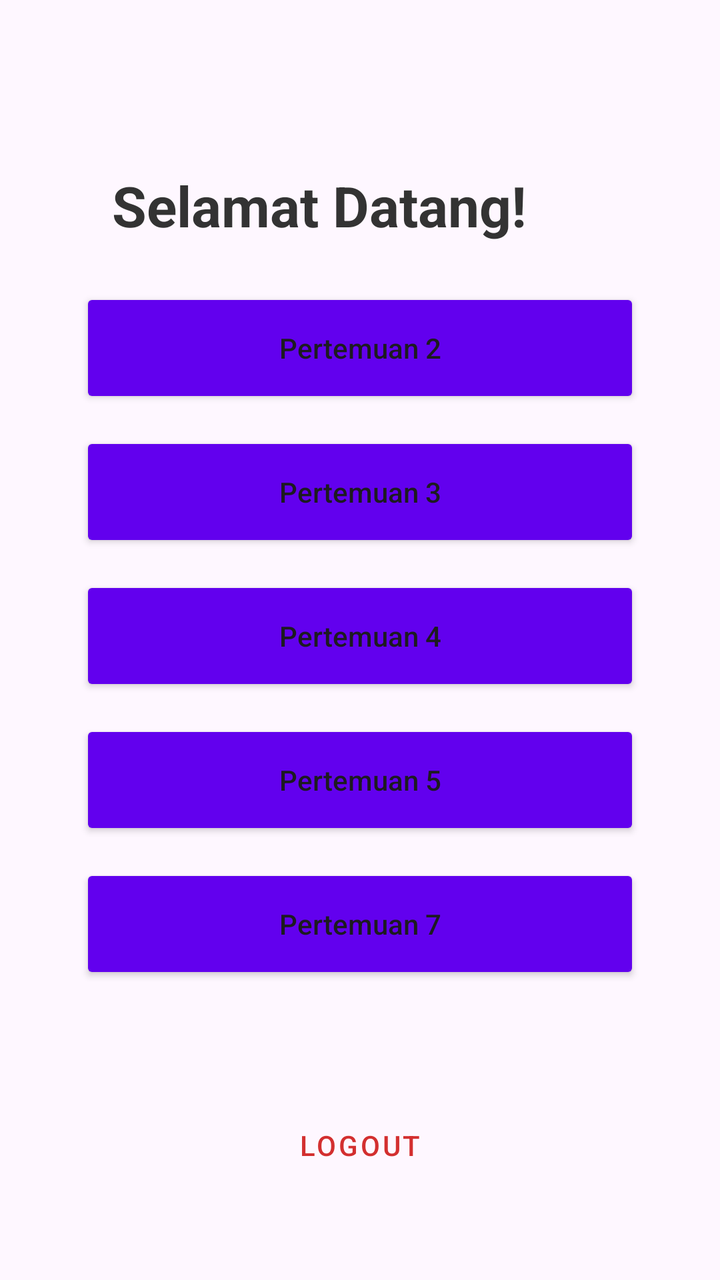
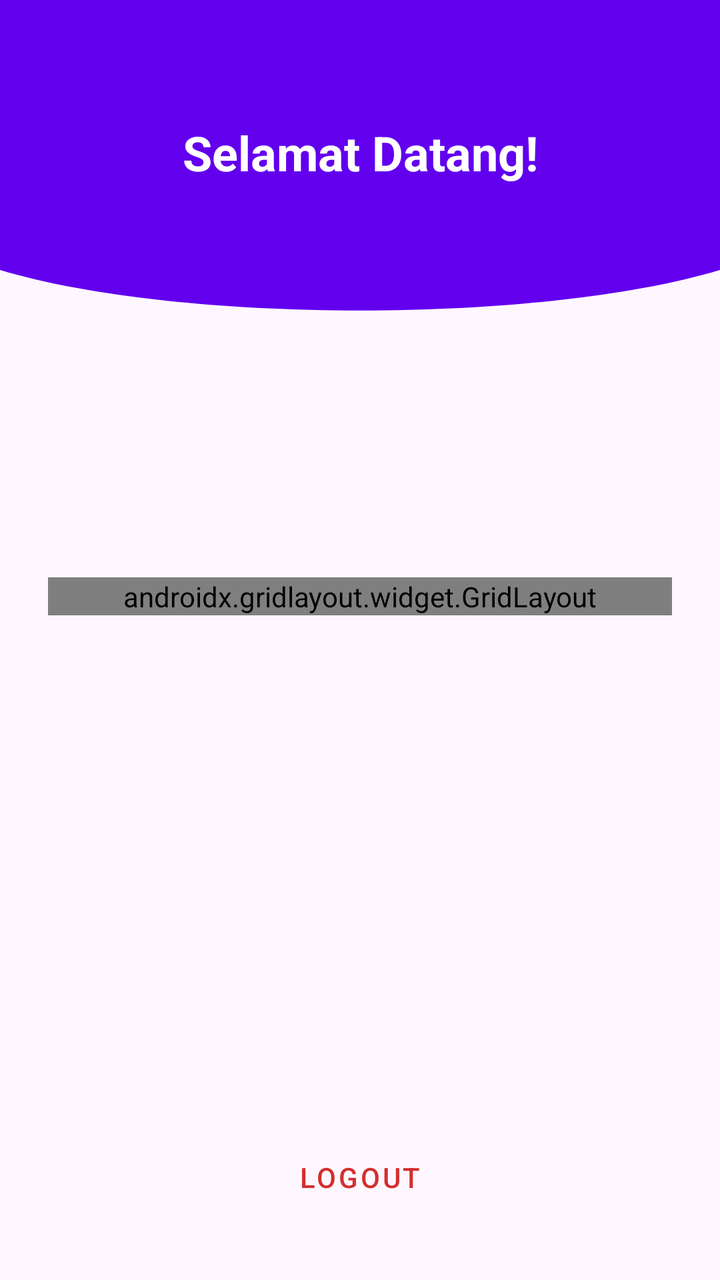

Screens rendered from an Android XML layout before and after an edit, with the pre-edit source and the edit as a unified diff.
<!-- AndroidManifest.xml: application theme Theme.NaailaApps -->
<!-- res/layout/fragment_home.xml -->
<?xml version="1.0" encoding="utf-8"?>
<androidx.constraintlayout.widget.ConstraintLayout
    xmlns:android="http://schemas.android.com/apk/res/android"
    xmlns:app="http://schemas.android.com/apk/res-auto"
    xmlns:tools="http://schemas.android.com/tools"
    android:id="@+id/main"
    android:layout_width="match_parent"
    android:layout_height="match_parent"
    android:padding="24dp"
    tools:context=".Home.HomeFragment">

    <TextView
        android:id="@+id/tvWelcome"
        android:layout_width="wrap_content"
        android:layout_height="wrap_content"
        android:layout_marginTop="60dp"
        android:layout_marginStart="32dp"
        android:text="Selamat Datang!"
        android:textColor="#333333"
        android:textSize="28sp"
        android:textStyle="bold"
        app:layout_constraintStart_toStartOf="parent"
        app:layout_constraintTop_toTopOf="parent" />

    <LinearLayout
        android:layout_width="match_parent"
        android:layout_height="wrap_content"
        android:orientation="vertical"
        android:layout_marginHorizontal="16dp"
        app:layout_constraintBottom_toTopOf="@id/btnLogout"
        app:layout_constraintTop_toBottomOf="@id/tvWelcome"
        app:layout_constraintVertical_bias="0.3">

        <Button
            android:id="@+id/btnToSecond"
            android:layout_width="match_parent"
            android:layout_height="60dp"
            android:layout_marginBottom="12dp"
            android:backgroundTint="#6200EE"
            android:text="Pertemuan 2"
            android:textAllCaps="false"
            app:cornerRadius="12dp" />

        <Button
            android:id="@+id/btnToThird"
            android:layout_width="match_parent"
            android:layout_height="60dp"
            android:layout_marginBottom="12dp"
            android:backgroundTint="#6200EE"
            android:text="Pertemuan 3"
            android:textAllCaps="false"
            app:cornerRadius="12dp" />

        <Button
            android:id="@+id/btnToFourth"
            android:layout_width="match_parent"
            android:layout_height="60dp"
            android:layout_marginBottom="12dp"
            android:backgroundTint="#6200EE"
            android:text="Pertemuan 4"
            android:textAllCaps="false"
            app:cornerRadius="12dp" />

        <Button
            android:id="@+id/btnToFifth"
            android:layout_width="match_parent"
            android:layout_height="60dp"
            android:layout_marginBottom="12dp"
            android:backgroundTint="#6200EE"
            android:text="Pertemuan 5"
            android:textAllCaps="false"
            app:cornerRadius="12dp" />

        <Button
            android:id="@+id/btnToSeven"
            android:layout_width="match_parent"
            android:layout_height="60dp"
            android:backgroundTint="#6200EE"
            android:text="Pertemuan 7"
            android:textAllCaps="false"
            app:cornerRadius="12dp" />

    </LinearLayout>

    <Button
        android:id="@+id/btnLogout"
        style="@style/Widget.MaterialComponents.Button.OutlinedButton"
        android:layout_width="match_parent"
        android:layout_height="55dp"
        android:layout_marginHorizontal="16dp"
        android:layout_marginBottom="16dp"
        android:text="Logout"
        android:textColor="#D32F2F"
        app:cornerRadius="12dp"
        app:layout_constraintBottom_toBottomOf="parent"
        app:layout_constraintStart_toStartOf="parent"
        app:layout_constraintEnd_toEndOf="parent"
        app:strokeColor="#D32F2F" />


</androidx.constraintlayout.widget.ConstraintLayout>
<!-- resources referenced by this layout -->
<resources>
  <style name="Theme.NaailaApps" parent="Base.Theme.NaailaApps" />
  <style name="Base.Theme.NaailaApps" parent="Theme.Material3.DayNight.NoActionBar">
          
          
      </style>
</resources>

<!-- the commit's change to res/layout/fragment_home.xml (unified diff, before → after) -->
@@ -6,29 +6,41 @@
     android:id="@+id/main"
     android:layout_width="match_parent"
     android:layout_height="match_parent"
-    android:padding="24dp"
     tools:context=".Home.HomeFragment">
+
+    <View
+        android:id="@+id/background_header"
+        android:layout_width="0dp"
+        android:layout_height="180dp"
+        android:background="@drawable/bg_header_setengah_lingkaran"
+        android:backgroundTint="#6200EE"
+        app:layout_constraintEnd_toEndOf="parent"
+        app:layout_constraintStart_toStartOf="parent"
+        app:layout_constraintTop_toTopOf="parent" />
 
     <TextView
         android:id="@+id/tvWelcome"
         android:layout_width="wrap_content"
         android:layout_height="wrap_content"
         android:layout_marginTop="60dp"
-        android:layout_marginStart="32dp"
         android:text="Selamat Datang!"
-        android:textColor="#333333"
-        android:textSize="28sp"
+        android:textColor="#FFFFFF"
+        android:textSize="24sp"
         android:textStyle="bold"
+        app:layout_constraintEnd_toEndOf="parent"
         app:layout_constraintStart_toStartOf="parent"
         app:layout_constraintTop_toTopOf="parent" />
 
-    <LinearLayout
-        android:layout_width="match_parent"
+    <androidx.gridlayout.widget.GridLayout
+        android:id="@+id/menuGrid"
+        android:layout_width="0dp"
         android:layout_height="wrap_content"
-        android:orientation="vertical"
-        android:layout_marginHorizontal="16dp"
+        android:layout_marginHorizontal="24dp"
+        app:columnCount="1"
         app:layout_constraintBottom_toTopOf="@id/btnLogout"
-        app:layout_constraintTop_toBottomOf="@id/tvWelcome"
+        app:layout_constraintEnd_toEndOf="parent"
+        app:layout_constraintStart_toStartOf="parent"
+        app:layout_constraintTop_toBottomOf="@id/background_header"
         app:layout_constraintVertical_bias="0.3">
 
         <Button
@@ -75,27 +87,36 @@
             android:id="@+id/btnToSeven"
             android:layout_width="match_parent"
             android:layout_height="60dp"
+            android:layout_marginBottom="12dp"
             android:backgroundTint="#6200EE"
             android:text="Pertemuan 7"
             android:textAllCaps="false"
             app:cornerRadius="12dp" />
 
-    </LinearLayout>
+        <Button
+            android:id="@+id/btnToNinth"
+            android:layout_width="match_parent"
+            android:layout_height="60dp"
+            android:backgroundTint="#6200EE"
+            android:text="Pertemuan 9"
+            android:textAllCaps="false"
+            app:cornerRadius="12dp" />
+
+    </androidx.gridlayout.widget.GridLayout>
 
     <Button
         android:id="@+id/btnLogout"
         style="@style/Widget.MaterialComponents.Button.OutlinedButton"
-        android:layout_width="match_parent"
+        android:layout_width="0dp"
         android:layout_height="55dp"
-        android:layout_marginHorizontal="16dp"
-        android:layout_marginBottom="16dp"
+        android:layout_marginHorizontal="24dp"
+        android:layout_marginBottom="24dp"
         android:text="Logout"
         android:textColor="#D32F2F"
         app:cornerRadius="12dp"
         app:layout_constraintBottom_toBottomOf="parent"
+        app:layout_constraintEnd_toEndOf="parent"
         app:layout_constraintStart_toStartOf="parent"
-        app:layout_constraintEnd_toEndOf="parent"
         app:strokeColor="#D32F2F" />
 
-
 </androidx.constraintlayout.widget.ConstraintLayout>
<!-- resource entries referenced after the edit -->
@@ -1,5 +1,23 @@
 <!-- resources referenced by this layout -->
 <resources>
+  <!-- drawable bg_header_setengah_lingkaran (drawable) -->
+  <?xml version="1.0" encoding="utf-8"?>
+  <vector xmlns:android="http://schemas.android.com/apk/res/android"
+      android:width="100dp"
+      android:height="100dp"
+      android:viewportWidth="100"
+      android:viewportHeight="100">
+      <path
+          android:fillColor="?attr/colorPrimary"
+          android:pathData="
+              M0,0
+              L100,0
+              L100,75
+              C 75,90
+                25,90
+                0,75
+              Z" />
+  </vector>
   <style name="Theme.NaailaApps" parent="Base.Theme.NaailaApps" />
   <style name="Base.Theme.NaailaApps" parent="Theme.Material3.DayNight.NoActionBar">
           
